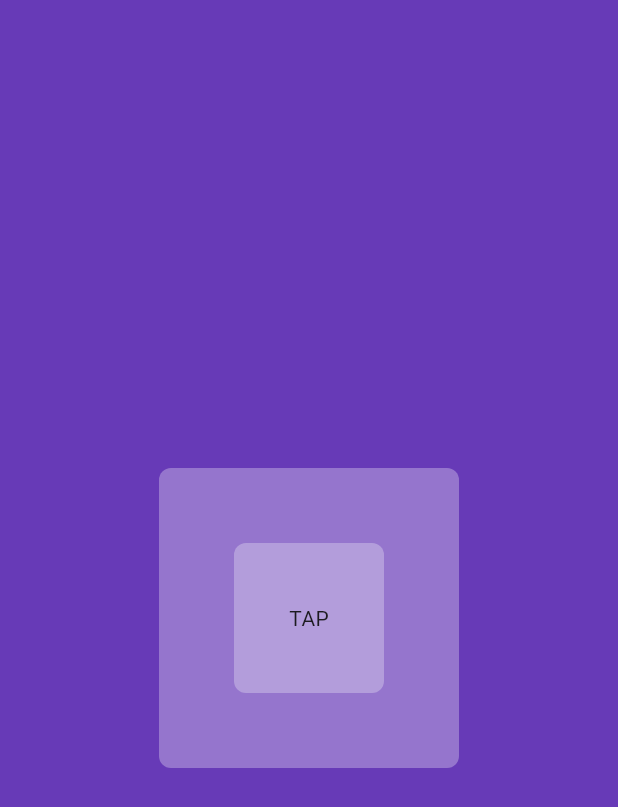
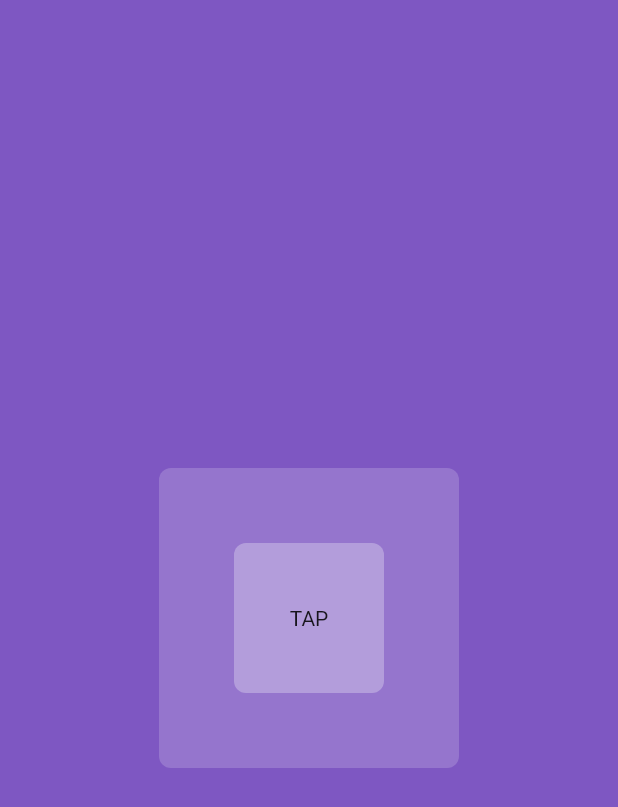
Before and after one commit to mcalisadeghi/simple-app-with-dark-mode, a Flutter app: the screen it shows after launch, on a phone screen of 412 x 824 dp. Shown: the top 807 px of the screen. Run offline on Flutter 3.47's test engine with Material 2 defaults, Android fonts, the phone set to English and light mode, and no system bars.

Commit message:
add primary & secondary color

```diff
--- a/lib/main.dart
+++ b/lib/main.dart
@@ -1,5 +1,6 @@
 import 'package:flutter/material.dart';
 import 'package:flutter_application_1/pages/home_page.dart';
+import 'package:flutter_application_1/theme/theme.dart';
 
 void main() {
   runApp(const MyApp());
@@ -13,12 +14,8 @@ class MyApp extends StatelessWidget {
     return MaterialApp(
       debugShowCheckedModeBanner: false,
       title: 'simple-app-with-dark-mode',
-      theme: ThemeData(
-        colorScheme: ColorScheme.fromSeed(
-          seedColor: Colors.deepPurple,
-        ),
-        useMaterial3: true,
-      ),
+      theme: lightMode,
+      darkTheme: darkMode,
       home: const MyHomePage(),
     );
   }
--- a/lib/pages/home_page.dart
+++ b/lib/pages/home_page.dart
@@ -10,12 +10,16 @@ class MyHomePage extends StatelessWidget {
   @override
   Widget build(BuildContext context) {
     return Scaffold(
-      backgroundColor: Colors.deepPurple[500],
+      backgroundColor:
+          Theme.of(context).colorScheme.background, // Colors.deepPurple[500],
       body: Center(
         child: MyBox(
-          color: Colors.deepPurple[300],
+          color: Theme.of(context)
+              .colorScheme
+              .primary, // //Colors.deepPurple[300],
           child: MyButton(
-            color: Colors.deepPurple[200],
+            color: Theme.of(context).colorScheme.secondary,
+            // Colors.deepPurple[200],
             onTap: () {},
           ),
         ),
--- a/lib/theme/theme.dart
+++ b/lib/theme/theme.dart
@@ -2,7 +2,17 @@ import 'package:flutter/material.dart';
 
 ThemeData lightMode = ThemeData(
   brightness: Brightness.light,
+  colorScheme: ColorScheme.light(
+    background: Colors.deepPurple.shade400,
+    primary: Colors.deepPurple.shade300,
+    secondary: Colors.deepPurple.shade200,
+  ),
 );
 ThemeData darkMode = ThemeData(
   brightness: Brightness.dark,
+  colorScheme: ColorScheme.dark(
+    background: Colors.deepPurple.shade900,
+    primary: Colors.deepPurple.shade800,
+    secondary: Colors.deepPurple.shade700,
+  ),
 );
```
